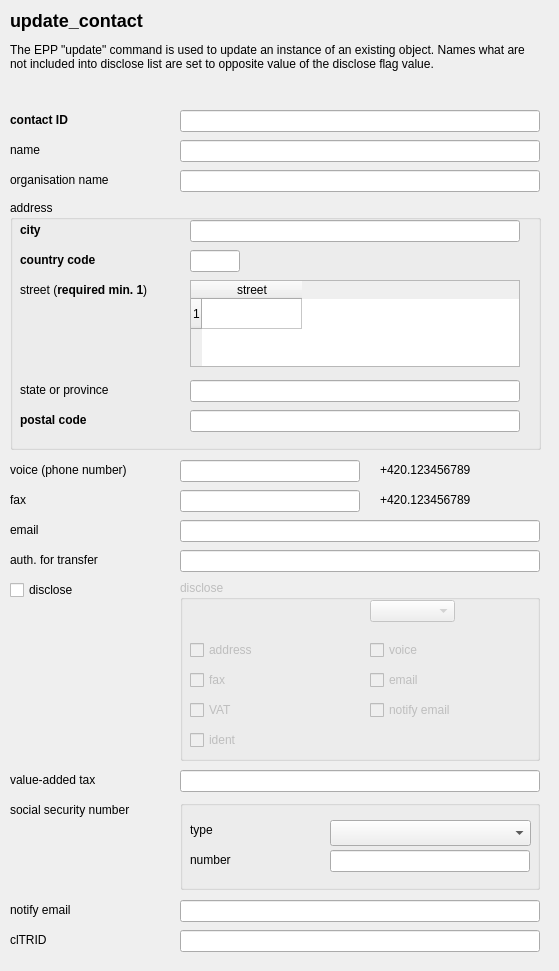
Above: guiqt4/update_contact.ui from CZ-NIC/fred-client before the change. Below: the same form after it.
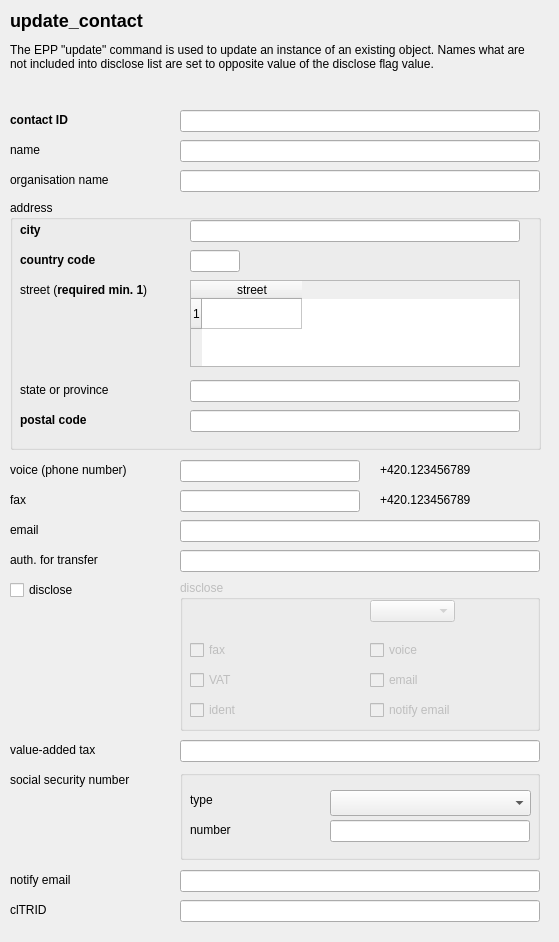
That is the form after the change.

Commit message: odebrani disclose addr

Diff of the .ui file:
```diff
--- a/guiqt4/update_contact.ui
+++ b/guiqt4/update_contact.ui
@@ -6,7 +6,7 @@
     <x>0</x>
     <y>0</y>
     <width>559</width>
-    <height>971</height>
+    <height>942</height>
    </rect>
   </property>
   <property name="windowTitle" >
@@ -454,7 +454,7 @@
      <x>180</x>
      <y>580</y>
      <width>360</width>
-     <height>181</height>
+     <height>151</height>
     </rect>
    </property>
    <property name="title" >
@@ -470,58 +470,6 @@
      </rect>
     </property>
    </widget>
-   <widget class="QCheckBox" name="update_contact_disclose_addr" >
-    <property name="geometry" >
-     <rect>
-      <x>10</x>
-      <y>60</y>
-      <width>160</width>
-      <height>20</height>
-     </rect>
-    </property>
-    <property name="text" >
-     <string>address</string>
-    </property>
-   </widget>
-   <widget class="QCheckBox" name="update_contact_disclose_fax" >
-    <property name="geometry" >
-     <rect>
-      <x>10</x>
-      <y>90</y>
-      <width>160</width>
-      <height>20</height>
-     </rect>
-    </property>
-    <property name="text" >
-     <string>fax</string>
-    </property>
-   </widget>
-   <widget class="QCheckBox" name="update_contact_disclose_vat" >
-    <property name="geometry" >
-     <rect>
-      <x>10</x>
-      <y>120</y>
-      <width>160</width>
-      <height>20</height>
-     </rect>
-    </property>
-    <property name="text" >
-     <string>VAT</string>
-    </property>
-   </widget>
-   <widget class="QCheckBox" name="update_contact_disclose_ident" >
-    <property name="geometry" >
-     <rect>
-      <x>10</x>
-      <y>150</y>
-      <width>160</width>
-      <height>20</height>
-     </rect>
-    </property>
-    <property name="text" >
-     <string>ident</string>
-    </property>
-   </widget>
    <widget class="QCheckBox" name="update_contact_disclose_email" >
     <property name="geometry" >
      <rect>
@@ -561,96 +509,51 @@
      <string>voice</string>
     </property>
    </widget>
-  </widget>
-  <widget class="QLabel" name="textLabel10" >
+   <widget class="QCheckBox" name="update_contact_disclose_vat" >
    <property name="geometry" >
     <rect>
      <x>10</x>
-     <y>770</y>
+      <y>90</y>
      <width>160</width>
      <height>20</height>
     </rect>
    </property>
    <property name="text" >
-    <string>value-added tax</string>
-   </property>
-   <property name="wordWrap" >
-    <bool>false</bool>
-   </property>
-  </widget>
-  <widget class="QLabel" name="textLabel21" >
+     <string>VAT</string>
+    </property>
+   </widget>
+   <widget class="QCheckBox" name="update_contact_disclose_ident" >
    <property name="geometry" >
     <rect>
      <x>10</x>
-     <y>800</y>
+      <y>120</y>
      <width>160</width>
      <height>20</height>
     </rect>
    </property>
    <property name="text" >
-    <string>social security number</string>
-   </property>
-   <property name="wordWrap" >
-    <bool>false</bool>
-   </property>
-  </widget>
-  <widget class="QLabel" name="textLabel12" >
+     <string>ident</string>
+    </property>
+   </widget>
+   <widget class="QCheckBox" name="update_contact_disclose_fax" >
    <property name="geometry" >
     <rect>
      <x>10</x>
-     <y>900</y>
+      <y>60</y>
      <width>160</width>
      <height>20</height>
     </rect>
    </property>
    <property name="text" >
-    <string>notify email</string>
-   </property>
-   <property name="wordWrap" >
-    <bool>false</bool>
-   </property>
-  </widget>
-  <widget class="QLabel" name="textLabel11" >
-   <property name="geometry" >
-    <rect>
-     <x>10</x>
-     <y>930</y>
-     <width>160</width>
-     <height>20</height>
-    </rect>
-   </property>
-   <property name="text" >
-    <string>clTRID</string>
-   </property>
-   <property name="wordWrap" >
-    <bool>false</bool>
-   </property>
-  </widget>
-  <widget class="QLineEdit" name="update_contact_cltrid" >
-   <property name="geometry" >
-    <rect>
-     <x>180</x>
-     <y>930</y>
-     <width>360</width>
-     <height>22</height>
-    </rect>
-   </property>
-  </widget>
-  <widget class="QLineEdit" name="update_contact_notify_email" >
-   <property name="geometry" >
-    <rect>
-     <x>180</x>
-     <y>900</y>
-     <width>360</width>
-     <height>22</height>
-    </rect>
-   </property>
+     <string>fax</string>
+    </property>
+   </widget>
   </widget>
   <widget class="QGroupBox" name="groupBox2_2" >
    <property name="geometry" >
     <rect>
      <x>180</x>
-     <y>800</y>
+     <y>770</y>
      <width>360</width>
      <height>90</height>
     </rect>
@@ -708,11 +611,95 @@
     </property>
    </widget>
   </widget>
+  <widget class="QLineEdit" name="update_contact_notify_email" >
+   <property name="geometry" >
+    <rect>
+     <x>180</x>
+     <y>870</y>
+     <width>360</width>
+     <height>22</height>
+    </rect>
+   </property>
+  </widget>
+  <widget class="QLineEdit" name="update_contact_cltrid" >
+   <property name="geometry" >
+    <rect>
+     <x>180</x>
+     <y>900</y>
+     <width>360</width>
+     <height>22</height>
+    </rect>
+   </property>
+  </widget>
+  <widget class="QLabel" name="textLabel10" >
+   <property name="geometry" >
+    <rect>
+     <x>10</x>
+     <y>740</y>
+     <width>160</width>
+     <height>20</height>
+    </rect>
+   </property>
+   <property name="text" >
+    <string>value-added tax</string>
+   </property>
+   <property name="wordWrap" >
+    <bool>false</bool>
+   </property>
+  </widget>
+  <widget class="QLabel" name="textLabel21" >
+   <property name="geometry" >
+    <rect>
+     <x>10</x>
+     <y>770</y>
+     <width>160</width>
+     <height>20</height>
+    </rect>
+   </property>
+   <property name="text" >
+    <string>social security number</string>
+   </property>
+   <property name="wordWrap" >
+    <bool>false</bool>
+   </property>
+  </widget>
+  <widget class="QLabel" name="textLabel12" >
+   <property name="geometry" >
+    <rect>
+     <x>10</x>
+     <y>870</y>
+     <width>160</width>
+     <height>20</height>
+    </rect>
+   </property>
+   <property name="text" >
+    <string>notify email</string>
+   </property>
+   <property name="wordWrap" >
+    <bool>false</bool>
+   </property>
+  </widget>
+  <widget class="QLabel" name="textLabel11" >
+   <property name="geometry" >
+    <rect>
+     <x>10</x>
+     <y>900</y>
+     <width>160</width>
+     <height>20</height>
+    </rect>
+   </property>
+   <property name="text" >
+    <string>clTRID</string>
+   </property>
+   <property name="wordWrap" >
+    <bool>false</bool>
+   </property>
+  </widget>
   <widget class="QLineEdit" name="update_contact_vat" >
    <property name="geometry" >
     <rect>
      <x>180</x>
-     <y>770</y>
+     <y>740</y>
      <width>360</width>
      <height>22</height>
     </rect>
```
Left out of the diff: 1 changed line with no effect on the pictures. Lines whose indentation alone changed are shown as unchanged. The commit also changes 8 other files.
